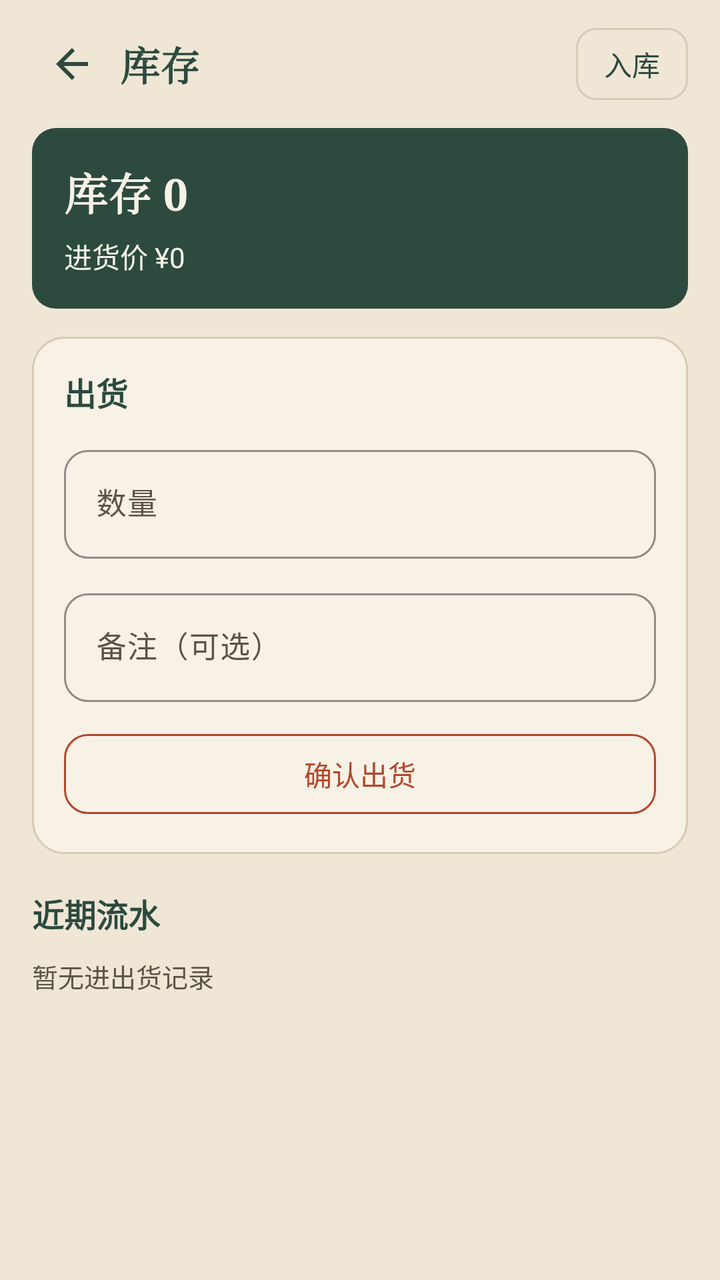
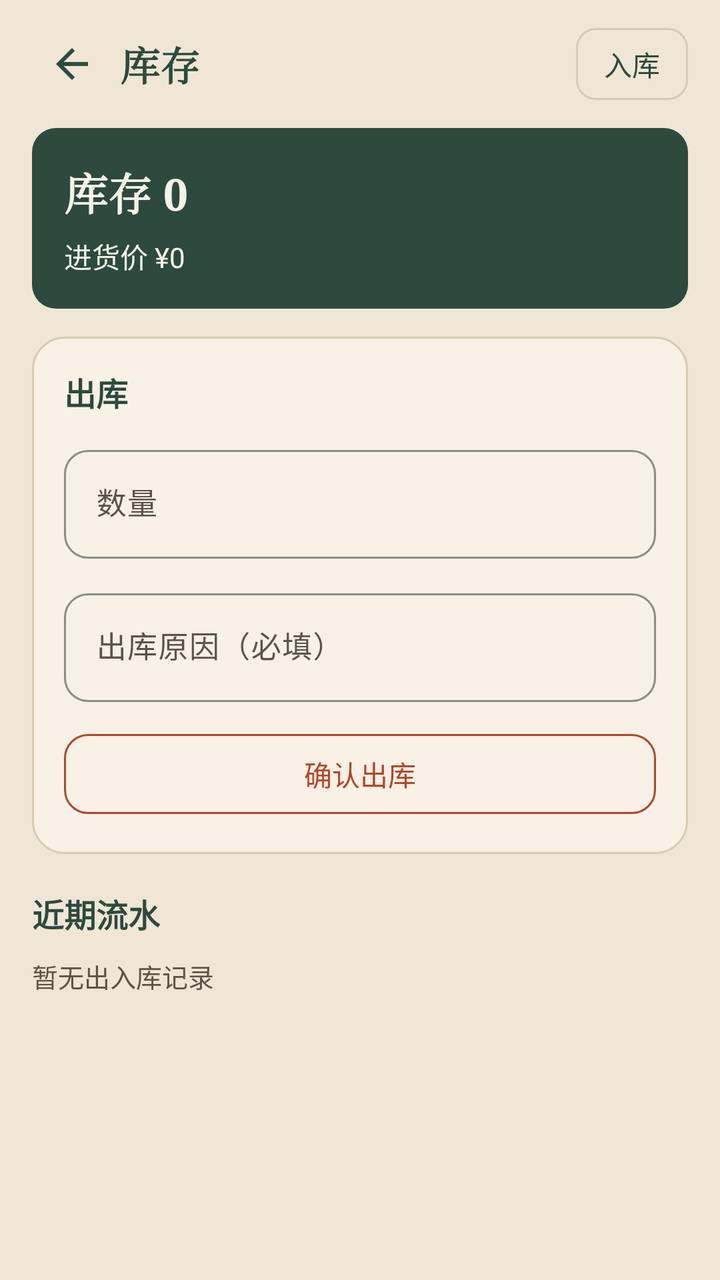

Screens rendered from an Android XML layout before and after an edit, with the pre-edit source and the edit as a unified diff.
<!-- AndroidManifest.xml: application theme Theme.HairClinic -->
<!-- res/layout/fragment_stock.xml -->
<?xml version="1.0" encoding="utf-8"?>
<LinearLayout xmlns:android="http://schemas.android.com/apk/res/android"
    xmlns:app="http://schemas.android.com/apk/res-auto"
    android:layout_width="match_parent"
    android:layout_height="match_parent"
    android:background="@color/paper"
    android:orientation="vertical"
    android:paddingHorizontal="16dp"
    android:paddingTop="8dp"
    android:paddingBottom="16dp">

    <LinearLayout
        android:layout_width="match_parent"
        android:layout_height="48dp"
        android:gravity="center_vertical"
        android:orientation="horizontal">
        <ImageButton
            android:id="@+id/backBtn"
            android:layout_width="40dp"
            android:layout_height="40dp"
            android:background="?attr/selectableItemBackgroundBorderless"
            android:contentDescription="返回"
            android:padding="8dp"
            android:scaleType="centerInside"
            android:src="@drawable/ic_nav_back"
            app:tint="@color/pine" />
        <TextView
            android:id="@+id/pageTitle"
            android:layout_width="0dp"
            android:layout_height="wrap_content"
            android:layout_marginStart="4dp"
            android:layout_weight="1"
            android:fontFamily="serif"
            android:text="库存"
            android:textColor="@color/pine"
            android:textSize="20sp"
            android:textStyle="bold" />
        <com.google.android.material.button.MaterialButton
            android:id="@+id/inBtn"
            style="@style/Widget.XinShang.Button.Ghost"
            android:layout_width="wrap_content"
            android:layout_height="36dp"
            android:insetTop="0dp"
            android:insetBottom="0dp"
            android:minWidth="0dp"
            android:paddingHorizontal="14dp"
            android:text="入库"
            app:cornerRadius="10dp" />
    </LinearLayout>

    <ScrollView
        android:layout_width="match_parent"
        android:layout_height="0dp"
        android:layout_weight="1"
        android:fillViewport="true">

        <LinearLayout
            android:layout_width="match_parent"
            android:layout_height="wrap_content"
            android:orientation="vertical"
            android:paddingBottom="8dp">

            <LinearLayout
                android:layout_width="match_parent"
                android:layout_height="wrap_content"
                android:layout_marginTop="8dp"
                android:background="@drawable/bg_total"
                android:orientation="vertical"
                android:padding="16dp">
                <TextView
                    android:id="@+id/stockQtyText"
                    android:layout_width="match_parent"
                    android:layout_height="wrap_content"
                    android:fontFamily="serif"
                    android:text="库存 0"
                    android:textColor="@color/paper2"
                    android:textSize="22sp"
                    android:textStyle="bold" />
                <TextView
                    android:id="@+id/costPriceText"
                    android:layout_width="match_parent"
                    android:layout_height="wrap_content"
                    android:layout_marginTop="6dp"
                    android:text="进货价 ¥0"
                    android:textColor="@color/paper2"
                    android:textSize="14sp" />
            </LinearLayout>

            <LinearLayout
                android:layout_width="match_parent"
                android:layout_height="wrap_content"
                android:layout_marginTop="14dp"
                android:background="@drawable/bg_card"
                android:orientation="vertical"
                android:padding="16dp">
                <TextView
                    android:layout_width="wrap_content"
                    android:layout_height="wrap_content"
                    android:text="出货"
                    android:textColor="@color/pine"
                    android:textSize="16sp"
                    android:textStyle="bold" />
                <com.google.android.material.textfield.TextInputLayout
                    style="@style/Widget.XinShang.TextInput"
                    android:layout_width="match_parent"
                    android:layout_height="wrap_content"
                    android:layout_marginTop="12dp"
                    android:hint="数量">
                    <com.google.android.material.textfield.TextInputEditText
                        android:id="@+id/outQty"
                        android:layout_width="match_parent"
                        android:layout_height="wrap_content"
                        android:inputType="number"
                        android:textColor="@color/ink"
                        android:textSize="15sp" />
                </com.google.android.material.textfield.TextInputLayout>
                <com.google.android.material.textfield.TextInputLayout
                    style="@style/Widget.XinShang.TextInput"
                    android:layout_width="match_parent"
                    android:layout_height="wrap_content"
                    android:layout_marginTop="12dp"
                    android:hint="备注（可选）">
                    <com.google.android.material.textfield.TextInputEditText
                        android:id="@+id/outRemark"
                        android:layout_width="match_parent"
                        android:layout_height="wrap_content"
                        android:inputType="text"
                        android:textColor="@color/ink"
                        android:textSize="15sp" />
                </com.google.android.material.textfield.TextInputLayout>
                <com.google.android.material.button.MaterialButton
                    android:id="@+id/outBtn"
                    style="@style/Widget.XinShang.Button.Ghost"
                    android:layout_width="match_parent"
                    android:layout_height="48dp"
                    android:layout_marginTop="12dp"
                    android:text="确认出货"
                    android:textColor="@color/cinnabar"
                    app:cornerRadius="12dp"
                    app:strokeColor="@color/cinnabar" />
            </LinearLayout>

            <TextView
                android:layout_width="wrap_content"
                android:layout_height="wrap_content"
                android:layout_marginTop="18dp"
                android:text="近期流水"
                android:textColor="@color/pine"
                android:textSize="16sp"
                android:textStyle="bold" />
            <TextView
                android:id="@+id/moveEmpty"
                android:layout_width="match_parent"
                android:layout_height="wrap_content"
                android:layout_marginTop="10dp"
                android:text="暂无进出货记录"
                android:textColor="@color/ink_soft"
                android:textSize="13sp" />
            <LinearLayout
                android:id="@+id/moveBox"
                android:layout_width="match_parent"
                android:layout_height="wrap_content"
                android:layout_marginTop="10dp"
                android:orientation="vertical" />
        </LinearLayout>
    </ScrollView>
</LinearLayout>
<!-- resources referenced by this layout -->
<resources>
  <color name="cinnabar">#B4452A</color>
  <color name="ink">#1F1A14</color>
  <color name="ink_soft">#5C5348</color>
  <color name="paper">#EFE6D6</color>
  <color name="paper2">#F7F1E6</color>
  <color name="pine">#2C4A3E</color>
  <!-- drawable bg_card (drawable) -->
  <?xml version="1.0" encoding="utf-8"?>
  <shape xmlns:android="http://schemas.android.com/apk/res/android">
      <solid android:color="@color/paper2" />
      <stroke android:width="1dp" android:color="@color/line" />
      <corners android:radius="16dp" />
  </shape>
  <!-- drawable bg_total (drawable) -->
  <?xml version="1.0" encoding="utf-8"?>
  <shape xmlns:android="http://schemas.android.com/apk/res/android">
      <solid android:color="@color/pine" />
      <corners android:radius="12dp" />
  </shape>
  <!-- drawable ic_nav_back (drawable) -->
  <?xml version="1.0" encoding="utf-8"?>
  <vector xmlns:android="http://schemas.android.com/apk/res/android"
      android:width="24dp"
      android:height="24dp"
      android:viewportWidth="24"
      android:viewportHeight="24">
      <path
          android:fillColor="#1F1A14"
          android:pathData="M20,11H7.83l5.59,-5.59L12,4l-8,8 8,8 1.41,-1.41L7.83,13H20v-2z" />
  </vector>
  <style name="Widget.XinShang.Button.Ghost" parent="Widget.Material3.Button.OutlinedButton">
          <item name="strokeColor">@color/line</item>
          <item name="strokeWidth">1dp</item>
          <item name="android:textColor">@color/pine</item>
          <item name="cornerRadius">12dp</item>
          <item name="android:textAllCaps">false</item>
          <item name="android:letterSpacing">0</item>
      </style>
  <style name="Widget.XinShang.TextInput" parent="Widget.Material3.TextInputLayout.OutlinedBox">
          <item name="boxCornerRadiusTopStart">12dp</item>
          <item name="boxCornerRadiusTopEnd">12dp</item>
          <item name="boxCornerRadiusBottomStart">12dp</item>
          <item name="boxCornerRadiusBottomEnd">12dp</item>
          <item name="boxStrokeColor">@color/pine</item>
          <item name="boxStrokeWidth">1dp</item>
          <item name="hintTextColor">@color/pine</item>
          <item name="startIconTint">@color/ink_soft</item>
          <item name="android:textColorHint">@color/ink_soft</item>
      </style>
  <color name="line">#D7CBB6</color>
  <color name="pine2">#3D6656</color>
  <style name="Widget.XinShang.Button" parent="Widget.Material3.Button">
          <item name="backgroundTint">@color/pine</item>
          <item name="android:textColor">@color/paper2</item>
          <item name="cornerRadius">12dp</item>
          <item name="android:paddingTop">12dp</item>
          <item name="android:paddingBottom">12dp</item>
          <item name="android:textAllCaps">false</item>
          <item name="android:letterSpacing">0</item>
      </style>
  <style name="ThemeOverlay.XinShang.Dialog" parent="ThemeOverlay.Material3.MaterialAlertDialog">
          <item name="colorPrimary">@color/pine</item>
          <item name="colorSurface">@color/paper2</item>
          <item name="colorOnSurface">@color/ink</item>
      </style>
  <!-- unchanged entries left out for length: 1 -->
</resources>

<!-- the commit's change to res/layout/fragment_stock.xml (unified diff, before → after) -->
@@ -96,7 +96,7 @@
                 <TextView
                     android:layout_width="wrap_content"
                     android:layout_height="wrap_content"
-                    android:text="出货"
+                    android:text="出库"
                     android:textColor="@color/pine"
                     android:textSize="16sp"
                     android:textStyle="bold" />
@@ -119,7 +119,7 @@
                     android:layout_width="match_parent"
                     android:layout_height="wrap_content"
                     android:layout_marginTop="12dp"
-                    android:hint="备注（可选）">
+                    android:hint="出库原因（必填）">
                     <com.google.android.material.textfield.TextInputEditText
                         android:id="@+id/outRemark"
                         android:layout_width="match_parent"
@@ -134,7 +134,7 @@
                     android:layout_width="match_parent"
                     android:layout_height="48dp"
                     android:layout_marginTop="12dp"
-                    android:text="确认出货"
+                    android:text="确认出库"
                     android:textColor="@color/cinnabar"
                     app:cornerRadius="12dp"
                     app:strokeColor="@color/cinnabar" />
@@ -153,7 +153,7 @@
                 android:layout_width="match_parent"
                 android:layout_height="wrap_content"
                 android:layout_marginTop="10dp"
-                android:text="暂无进出货记录"
+                android:text="暂无出入库记录"
                 android:textColor="@color/ink_soft"
                 android:textSize="13sp" />
             <LinearLayout
